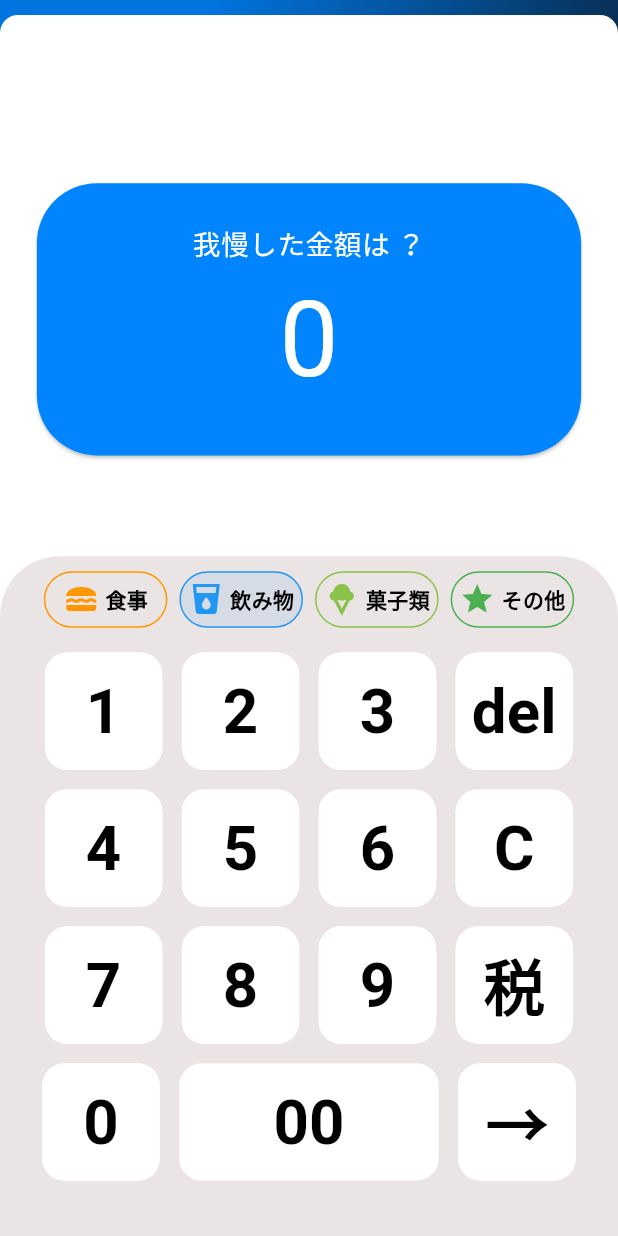
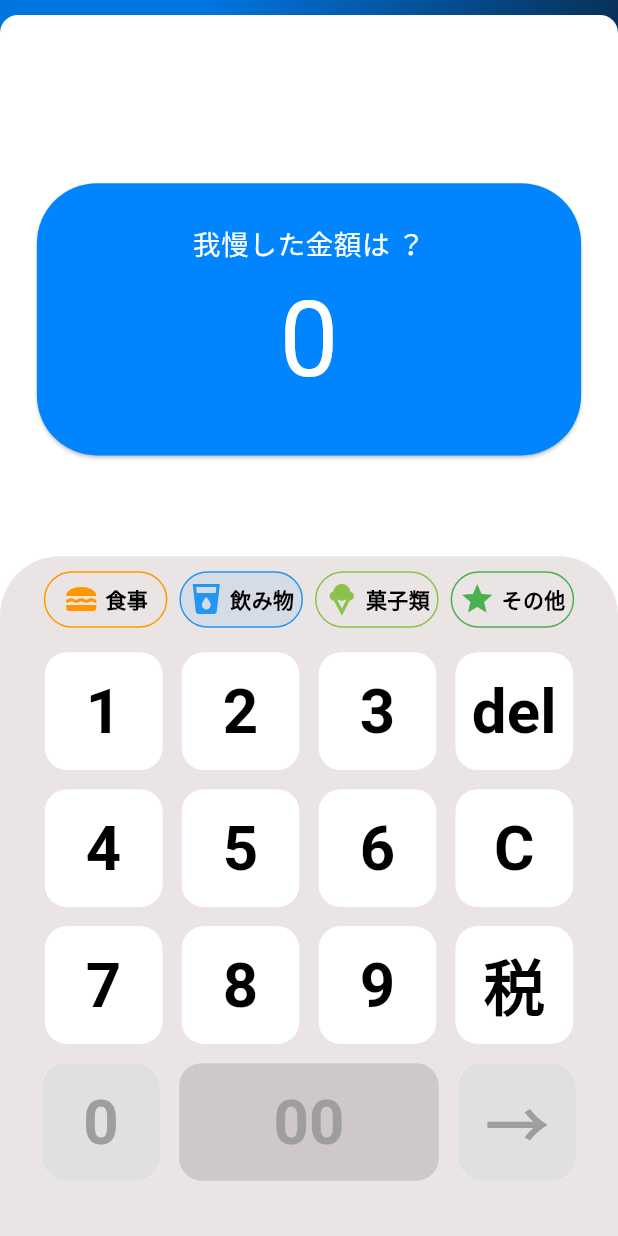
Before and after one commit to kou-nagamine/new_save_money, a Flutter app: the screen it shows after launch, item 2 of the bottom bar chosen, on a phone screen of 412 x 824 dp. Run offline on Flutter 3.47's test engine with Material 3 defaults, Android fonts, the phone set to English and light mode, and no system bars; our stand-ins replace buttons_tabbar, fl_chart, flutter_riverpod, flutter_svg, modal_bottom_sheet, riverpod_annotation and 2 more; missing offline and left inert: iconoir_flutter; generated files the repository leaves out were written again; statements that could not run were skipped.

Commit message:
00と0が1以上の値が入力されないように変更

```diff
--- a/lib/views/pages/calculator/components/calculator.dart
+++ b/lib/views/pages/calculator/components/calculator.dart
@@ -1,17 +1,21 @@
 import 'package:flutter/material.dart';
+import 'package:flutter_riverpod/flutter_riverpod.dart';
 import 'package:new_save_money/views/pages/home/providers/user_log.dart';
 
 //components
 import 'calculator_button.dart';
 
-class Calculator extends StatefulWidget {
+//riverpods
+import '../providers/charge_riverpod.dart';
+
+class Calculator extends ConsumerStatefulWidget {
   const Calculator({super.key});
 
   @override
   _CalculatorState createState() => _CalculatorState();
 }
 
-class _CalculatorState extends State<Calculator> {
+class _CalculatorState extends ConsumerState<Calculator> {
   int selectedIndex = 1; // 初期インデックスを0に設定
 
   final List<IconData> _icons = [
@@ -34,7 +38,8 @@ class _CalculatorState extends State<Calculator> {
     Colors.lightGreen,
     Colors.green,
   ];
-  //デフォルトカテゴリデータ
+
+  // デフォルトカテゴリデータ
   List<dynamic> categoryData = [
     {
       '飲み物',
@@ -47,16 +52,32 @@ class _CalculatorState extends State<Calculator> {
   Widget build(BuildContext context) {
     final Size size = MediaQuery.of(context).size;
 
-    //通常の行
+    // 変更された状態を取得
+    final chageState = ref.watch(chargeRiverpodNotifierProvider);
+    final int parsedChageState = int.parse(chageState);
+
+    // 通常の行
     final List<List<Widget>> normalLines = [
-      [const CalculatorButton(buttonText:'1'),const CalculatorButton(buttonText:'2'),const CalculatorButton(buttonText:'3'),const CalculatorButton(buttonText:'del')],
-      [const CalculatorButton(buttonText:'4'),const CalculatorButton(buttonText:'5'),const CalculatorButton(buttonText:'6'),const CalculatorButton(buttonText:'C')],
-      [const CalculatorButton(buttonText:'7'),const CalculatorButton(buttonText:'8'),const CalculatorButton(buttonText:'9'),const CalculatorButton(buttonText:'税')],
+      [const CalculatorButton(buttonText: '1'), const CalculatorButton(buttonText: '2'), const CalculatorButton(buttonText: '3'), const CalculatorButton(buttonText: 'del')],
+      [const CalculatorButton(buttonText: '4'), const CalculatorButton(buttonText: '5'), const CalculatorButton(buttonText: '6'), const CalculatorButton(buttonText: 'C')],
+      [const CalculatorButton(buttonText: '7'), const CalculatorButton(buttonText: '8'), const CalculatorButton(buttonText: '9'), const CalculatorButton(buttonText: '税')],
     ];
 
-    //00（通常の２倍のサイズのbuttom）が含まれる行
+    // 00（通常の2倍のサイズのbutton）が含まれる行
     final List<Widget> specialLines = [
-      const CalculatorButton(buttonText:'0'),BigCalculatorButton(buttonText: '00',),CalculatorButton(buttonText:'→', categoryData: categoryData),
+      CalculatorButton(
+        buttonText: '0',
+        isEnabled: parsedChageState >= 1 ,
+      ),
+      BigCalculatorButton(
+        buttonText: '00',
+        isEnabled: parsedChageState >= 1,
+      ),
+      CalculatorButton(
+        buttonText: '→',
+        categoryData: categoryData,
+        isEnabled: parsedChageState >= 1,
+      ),
     ];
 
     return Container(
@@ -70,10 +91,11 @@ class _CalculatorState extends State<Calculator> {
       width: size.width,
       height: size.height * 0.55,
       child: Padding(
-        padding: EdgeInsets.only( bottom: size.height * 0.02, left: size.width * 0.03, right: size.width * 0.03),
+        padding: EdgeInsets.only(
+            bottom: size.height * 0.02, left: size.width * 0.03, right: size.width * 0.03),
         child: Column(
           children: <Widget>[
-            //ここに食べ物ののドロップナビゲーションを追加、高さが超えるときは上のpaddingとかいじっても良いですー
+            // ここに食べ物ののドロップナビゲーションを追加
             SizedBox(
               height: size.height * 0.07,
               child: ListView.builder(
@@ -96,35 +118,29 @@ class _CalculatorState extends State<Calculator> {
                     },
                     child: Padding(
                       padding: const EdgeInsets.symmetric(horizontal: 4.0, vertical: 10.0),
-                      child:
-                        SizedBox(
-                          width : size.width * 0.2,
+                      child: SizedBox(
+                        width: size.width * 0.2,
                         height: size.height * 0.04,
-                          child:Container(
+                        child: Container(
                           alignment: Alignment.center,
                           decoration: BoxDecoration(
                             color: selectedIndex == index
                                 ? _colors[index].withOpacity(0.1)
                                 : null,
                             borderRadius: BorderRadius.circular(50.0),
-                              border: Border.all(
-                                color: _colors[index]
-                              ),
+                            border: Border.all(color: _colors[index]),
                           ),
                           child: Padding(
                             padding: const EdgeInsets.symmetric(horizontal: 3.0),
-                              child:Row(
+                            child: Row(
                               mainAxisAlignment: MainAxisAlignment.center,
                               crossAxisAlignment: CrossAxisAlignment.center,
                               children: [
-                                  Icon(
-                                    _icons[index],
-                                    color: _colors[index]
-                                  ),
+                                Icon(_icons[index], color: _colors[index]),
                                 const SizedBox(width: 4.0),
                                 Text(
                                   _labels[index],
-                                    style: TextStyle(
+                                  style: const TextStyle(
                                     color: Colors.black,
                                     fontWeight: FontWeight.bold,
                                   ),
@@ -137,11 +153,9 @@ class _CalculatorState extends State<Calculator> {
                     ),
                   );
                 },
-                )
+              ),
             ),
             Table(
-              //border: TableBorder.all(),
-              //列数を4列に指定
               columnWidths: const <int, TableColumnWidth>{
                 0: IntrinsicColumnWidth(),
                 1: IntrinsicColumnWidth(),
@@ -149,29 +163,23 @@ class _CalculatorState extends State<Calculator> {
                 3: IntrinsicColumnWidth(),
               },
               defaultVerticalAlignment: TableCellVerticalAlignment.middle,
-              //各行を配置
               children: <TableRow>[
                 ...normalLines.map((row) => TableRow(children: row)),
-              ]
+              ],
             ),
             Table(
-              //border: TableBorder.all(),
-              //列数を3列に指定
               columnWidths: const <int, TableColumnWidth>{
                 0: IntrinsicColumnWidth(),
                 1: IntrinsicColumnWidth(),
                 2: IntrinsicColumnWidth(),
               },
               defaultVerticalAlignment: TableCellVerticalAlignment.middle,
-              //一行を追加
-              children:  <TableRow>[
-                TableRow(
-                  children: specialLines.map((button) => button).toList(),
+              children: <TableRow>[
+                TableRow(children: specialLines.map((button) => button).toList()),
+              ],
             ),
           ],
         ),
-          ],
-        )
       ),
     );
   }
--- a/lib/views/pages/calculator/components/calculator_button.dart
+++ b/lib/views/pages/calculator/components/calculator_button.dart
@@ -14,16 +14,21 @@ import './calculator.dart';
 
 //commons
 import '../../commons/navigation_bar/navigation_bar.dart';
+class CalculatorButton extends ConsumerWidget {
+  const CalculatorButton({
+    super.key,
+    required this.buttonText,
+    this.categoryData,
+    this.isEnabled = true, //　金額が0の場合ボタンを押せないようにするので、そこで使用する変数です。 デフォルトはtrue
+  });
 
-class CalculatorButton extends ConsumerWidget {
-  const CalculatorButton({super.key, required this.buttonText, this.categoryData});
   final String buttonText;
-  final List<dynamic>? categoryData;
+  final List<dynamic>? categoryData; // カテゴリーデータ（オプション）
+  final bool isEnabled; // ボタンの有効/無効状態
 
   @override
   Widget build(BuildContext context, WidgetRef ref) {
     final Size size = MediaQuery.of(context).size;
-    //charge金額のstateを監視
     final chageState = ref.watch(chargeRiverpodNotifierProvider);
 
     return Padding(
@@ -36,98 +41,56 @@ class CalculatorButton extends ConsumerWidget {
           borderRadius: BorderRadius.circular(size.width * 0.035),
         ),
         child: ElevatedButton(
-          onPressed: (){
-            //電卓の機能を全て取得
+          onPressed: isEnabled ? () {
             final chargeNotifier = ref.read(chargeRiverpodNotifierProvider.notifier);
 
-            //buttonTextの値ごとの処理を記載
             if (RegExp(r'^\d$').hasMatch(buttonText)) {
               chargeNotifier.addNumber(buttonText);
             } else if (buttonText == 'del') {
               chargeNotifier.deleteNumber();
             } else if (buttonText == 'C') {
               chargeNotifier.cancelCharge();
-            } else if (buttonText == '税'){
+            } else if (buttonText == '税') {
               chargeNotifier.tax_include();
-            } else if (buttonText == '→' && int.parse(chageState) != 0){
+            } else if (buttonText == '→' && int.parse(chageState) != 0) {
               chargeNotifier.cancelCharge();
               Navigator.push(
-                  context,
-                  MaterialPageRoute(builder: (context) => CommonNavigationBar()),
+                context,
+                MaterialPageRoute(builder: (context) => CommonNavigationBar()),
               );
-              // 全体の値に追加
               final allNotifier = ref.read(allPriceNotifierProvider.notifier);
               allNotifier.updateAllPrice(int.parse(chageState));
 
-              // 履歴に値を追加
               final userLogNotifier = ref.read(userLogNotifierProvider.notifier);
               userLogNotifier.updateState({
+                // カテゴリ名を設定。categoryDataがnullでなく、かつ空でない場合はcategoryDataの最初の要素を使用。それ以外はデフォルトで'飲み物'を使用
                 'categoryName': categoryData != null && categoryData!.isNotEmpty ? categoryData![0] : '飲み物',
+                // カテゴリアイコンを設定。categoryDataがnullでなく、かつ2つ以上の要素がある場合はcategoryDataの2番目の要素を使用。それ以外はデフォルトでIcons.local_drinkを使用
                 'categoryIcon': categoryData != null && categoryData!.length > 1 ? categoryData![1] : Icons.local_drink,
+                // カテゴリカラーを設定。categoryDataがnullでなく、かつ3つ以上の要素がある場合はcategoryDataの3番目の要素を使用。それ以外はデフォルトでColors.blackを使用
                 'color': categoryData != null && categoryData!.length > 2 ? categoryData![2] : Colors.black,
+                // 価格を設定。チャージ状態を整数に変換して設定
                 'price': int.parse(chageState),
               });
               print("chageState: $chageState");
             }
-          },
-          //電卓ボタンのレイアウト
+          } : null, // isEnabledがfalseの場合はボタンを無効化
           style: ElevatedButton.styleFrom(
             elevation: 0,
-            padding: EdgeInsets.zero,
-            backgroundColor: Colors.white,
+            padding: EdgeInsets.zero, // ボタンの内側の余白をなしに設定
+            backgroundColor: isEnabled ? Colors.white : Colors.grey, // isEnabledに基づいて背景色を変更
             shape: RoundedRectangleBorder(
-              borderRadius: BorderRadius.circular(15) //こちらを適用
+              borderRadius: BorderRadius.circular(15),
             ),
             alignment: Alignment.center,
           ),
-          //電卓ボタンの文字のレイアウト
           child: Text(
             buttonText,
             textAlign: TextAlign.center,
             style: TextStyle(
               fontSize: size.width * 0.1,
               fontWeight: FontWeight.bold,
-              color:Colors.black
-            ),
-          ),
-        ),
-      )
-    );
-  }
-}
-
-//00のボタンのみ大きさが異なるの00専用のWidget
-class BigCalculatorButton extends ConsumerWidget {
-  const BigCalculatorButton ({super.key, required this.buttonText});
-  final String buttonText;
-
-  @override
-  Widget build(BuildContext context, WidgetRef ref) {
-    final Size size = MediaQuery.of(context).size;
-    return Padding(
-      padding: const EdgeInsets.all(6.5),
-      child: Container(
-        height: size.height * 0.095,
-        width: size.height * 0.21,
-        child: ElevatedButton(
-          onPressed: (){
-            final chargeNotifier = ref.read(chargeRiverpodNotifierProvider.notifier);
-            chargeNotifier.addNumber('$buttonText');
-          },
-          style: ElevatedButton.styleFrom(
-            elevation: 0,
-            alignment: Alignment.center,
-            backgroundColor: Colors.white,
-            shape: RoundedRectangleBorder(
-              borderRadius: BorderRadius.circular(15) //こちらを適用
-            )
-          ),
-          child: Text(
-            buttonText,
-            style: TextStyle(
-              fontSize: size.width * 0.1,
-              fontWeight: FontWeight.bold,
-              color:Colors.black
+              color: isEnabled ? Colors.black : Colors.grey, // isEnabledに基づいてテキストの色を変更
             ),
           ),
         ),
@@ -135,3 +98,50 @@ class BigCalculatorButton extends ConsumerWidget {
     );
   }
 }
+
+// 00のボタンのみサイズが異なる専用のウィジェット
+class BigCalculatorButton extends ConsumerWidget {
+  const BigCalculatorButton({
+    super.key,
+    required this.buttonText,
+    this.isEnabled = true, //　金額が0の場合ボタンを押せないようにするので、そこで使用する変数です。 デフォルトはtrue
+  });
+
+  final String buttonText;
+  final bool isEnabled; // ボタンの有効/無効状態
+
+  @override
+  Widget build(BuildContext context, WidgetRef ref) {
+    final Size size = MediaQuery.of(context).size;
+
+    return Padding(
+      padding: const EdgeInsets.all(6.5),
+      child: Container(
+        height: size.height * 0.095,
+        width: size.height * 0.21,
+        child: ElevatedButton(
+          onPressed: isEnabled ? () {
+            final chargeNotifier = ref.read(chargeRiverpodNotifierProvider.notifier);
+            chargeNotifier.addNumber('$buttonText');
+          } : null, // isEnabledがfalseの場合はボタンを無効化
+          style: ElevatedButton.styleFrom(
+            elevation: 0,
+            alignment: Alignment.center,
+            backgroundColor: isEnabled ? Colors.white : Colors.grey[300], // isEnabledに基づいて背景色を変更
+            shape: RoundedRectangleBorder(
+              borderRadius: BorderRadius.circular(15),
+            ),
+          ),
+          child: Text(
+            buttonText,
+            style: TextStyle(
+              fontSize: size.width * 0.1,
+              fontWeight: FontWeight.bold,
+              color: isEnabled ? Colors.black : Colors.grey, // isEnabledに基づいてテキストの色を変更
+            ),
+          ),
+        ),
+      ),
+    );
+  }
+}
```
Lines whose indentation alone changed are shown as unchanged.
